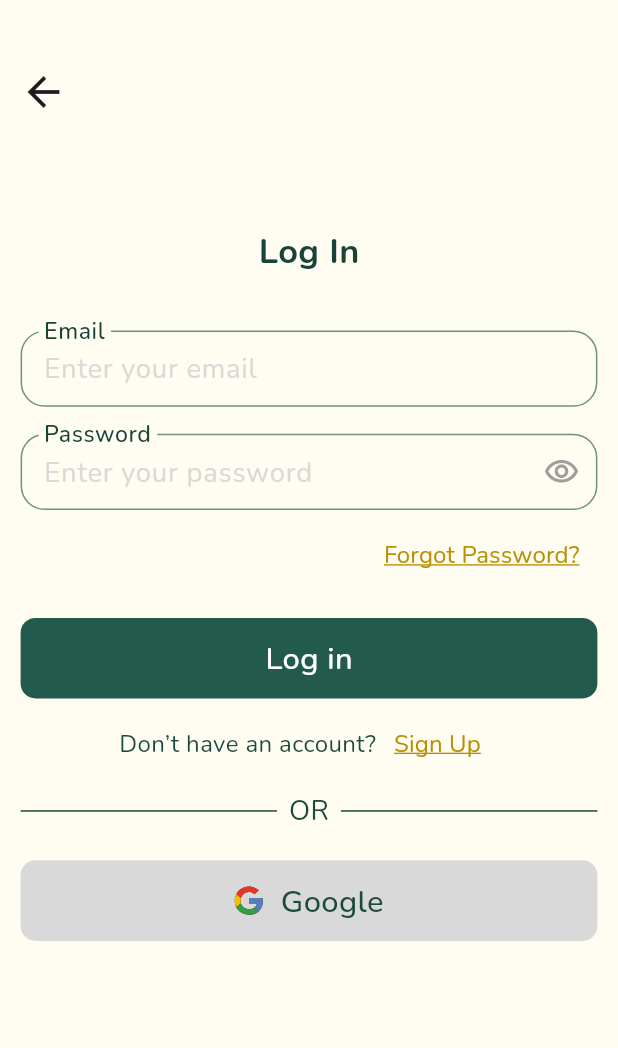
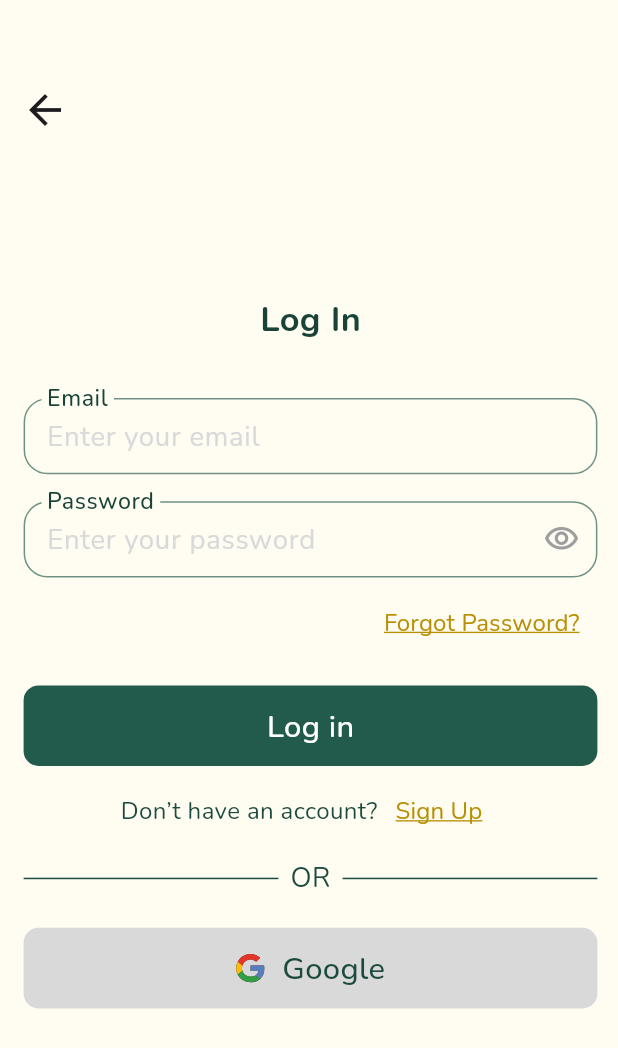
Before and after one commit to Mariamibrahim88/GraceCycle, a Flutter app: the screen it shows after launch, after a tap on "Continue", after a tap on "Log in", on a phone screen of 412 x 824 dp. Shown: the top 1048 px of the screen. Run offline on Flutter 3.47's test engine with Material 3 defaults, Android fonts, the phone set to English and light mode, and no system bars; our stand-ins replace dartz, dio, dotted_line, firebase_auth, firebase_core, flutter_bloc and 10 more; accounts and stored records are empty.

Commit message:
handle icon back arrow & add paddingto app bar

```diff
--- a/lib/core/database/remote/end_points.dart
+++ b/lib/core/database/remote/end_points.dart
@@ -1,6 +1,6 @@
 class EndPoint {
   static const String baseurl =
-      'https://713b-156-206-39-120.ngrok-free.app/api/AppUser/';
+      'https://gracecycleapi.azurewebsites.net/api/AppUser/';
   static const String signIn = 'login';
   static const String signUp = 'register-app';
   static const String forgetPassword = 'forgot-password';
--- a/lib/core/widgets/custom_app_bar.dart
+++ b/lib/core/widgets/custom_app_bar.dart
@@ -15,16 +15,22 @@ class CustomAppBar extends StatelessWidget implements PreferredSizeWidget {
       clipBehavior: Clip.none,
       elevation: 0,
       backgroundColor: Colors.transparent,
-      leading: GestureDetector(
-        onTap: onPressed,
-        child: Padding(
-          padding: padding,
-          child: const Icon(
+      leading: IconButton(
+          onPressed: onPressed,
+          padding: const EdgeInsets.all(0),
+          iconSize: 32,
+          icon: const Icon(
             Icons.arrow_back_outlined,
-            size: 32,
-          ),
-        ),
-      ),
+          )),
+      // Padding(
+      //   padding: padding,
+      //   child: GestureDetector(
+      //     child: const Icon(
+      //       Icons.arrow_back_outlined,
+      //       size: 32,
+      //     ),
+      //   ),
+      // ),
     );
   }
 
--- /dev/null
+++ b/lib/core/widgets/custom_safe_area.dart
@@ -0,0 +1,26 @@
+import 'package:flutter/material.dart';
+import 'package:grace_cycle/core/utils/app_colors.dart';
+import 'package:grace_cycle/core/widgets/custom_app_bar.dart';
+
+class CustomSafeArea extends StatelessWidget {
+  const CustomSafeArea({
+    super.key, required this.body,
+  });
+  final Widget body;
+  @override
+  Widget build(BuildContext context) {
+    return Container(
+      color: AppColors.basicWhite,
+      padding: const EdgeInsets.only(top: 45.0, left: 2.0),
+      child: Scaffold(
+        appBar: CustomAppBar(
+          onPressed: () {
+            Navigator.pop(context);
+          },
+        ),
+        backgroundColor: AppColors.basicWhite,
+        body: body,
+      ),
+    );
+  }
+}
--- a/lib/features/Authentication/presentation/views/login_in_view.dart
+++ b/lib/features/Authentication/presentation/views/login_in_view.dart
@@ -1,8 +1,7 @@
 import 'package:flutter/material.dart';
 import 'package:flutter_bloc/flutter_bloc.dart';
 import 'package:grace_cycle/core/service/service_locator.dart';
-import 'package:grace_cycle/core/utils/app_colors.dart';
-import 'package:grace_cycle/core/widgets/custom_app_bar.dart';
+import 'package:grace_cycle/core/widgets/custom_safe_area.dart';
 import 'package:grace_cycle/features/Authentication/presentation/manager/login_cubit/login_cubit.dart';
 import 'package:grace_cycle/features/Authentication/presentation/views/widgets/login_view_body.dart';
 
@@ -12,17 +11,10 @@ class LoginInView extends StatelessWidget {
   });
   @override
   Widget build(BuildContext context) {
-    return SafeArea(
-        child: Scaffold(
-            appBar: CustomAppBar(
-              onPressed: () {
-                Navigator.pop(context);
-              },
-            ),
-            backgroundColor: AppColors.basicWhite,
-            body: BlocProvider(
-              create: (context) => LoginCubit(sl()),
-              child: const LoginViewBody(),
-            )));
+    return CustomSafeArea(
+        body: BlocProvider(
+      create: (context) => LoginCubit(sl()),
+      child: const LoginViewBody(),
+    ));
   }
 }
--- a/lib/features/Authentication/presentation/views/signup_view.dart
+++ b/lib/features/Authentication/presentation/views/signup_view.dart
@@ -1,8 +1,7 @@
 import 'package:flutter/material.dart';
 import 'package:flutter_bloc/flutter_bloc.dart';
 import 'package:grace_cycle/core/service/service_locator.dart';
-import 'package:grace_cycle/core/utils/app_colors.dart';
-import 'package:grace_cycle/core/widgets/custom_app_bar.dart';
+import 'package:grace_cycle/core/widgets/custom_safe_area.dart';
 import 'package:grace_cycle/features/Authentication/presentation/manager/register_cubit/register_cubit.dart';
 import 'package:grace_cycle/features/Authentication/presentation/views/widgets/signup_view_body.dart';
 
@@ -11,19 +10,11 @@ class SignupView extends StatelessWidget {
 
   @override
   Widget build(BuildContext context) {
-    return SafeArea(
-      child: Scaffold(
-        appBar: CustomAppBar(
-          onPressed: () {
-            Navigator.pop(context);
-          },
-        ),
-        backgroundColor: AppColors.basicWhite,
-        body: BlocProvider(
+    return CustomSafeArea(
+      body: BlocProvider(
           create: (context) => RegisterCubit(sl()),
           child: const SignupViewBody(),
         ),
-      ),
     );
   }
 }
```
Also changed, not shown: lib/features/Authentication/presentation/views/first_forget_pass_view.dart (+3 -12 lines), lib/features/Authentication/presentation/views/set_new_pass_view.dart (+3 -10 lines), lib/features/Authentication/presentation/views/signup_continue_view.dart (+3 -12 lines), lib/features/Authentication/presentation/views/succ_set_new_pass_view.dart (+3 -10 lines), lib/features/Authentication/presentation/views/verify_your_email_view.dart (+3 -12 lines), 1 other file.
